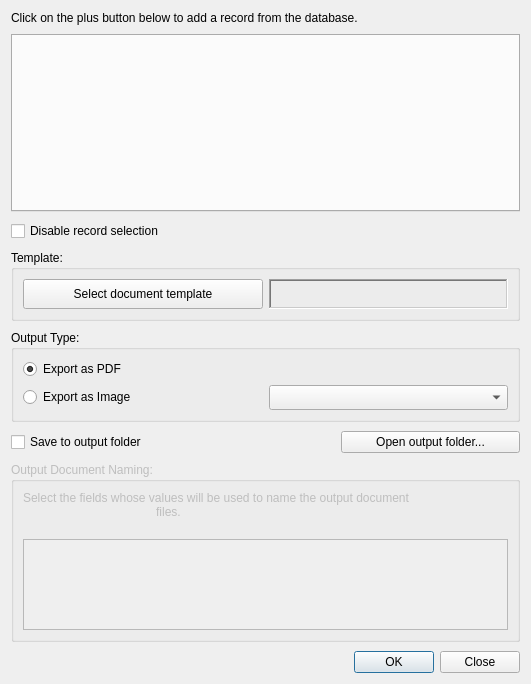
This is stdm/ui/ui_doc_generator.ui in gltn/stdm as Qt 5 draws it before an edit. The edited form follows.
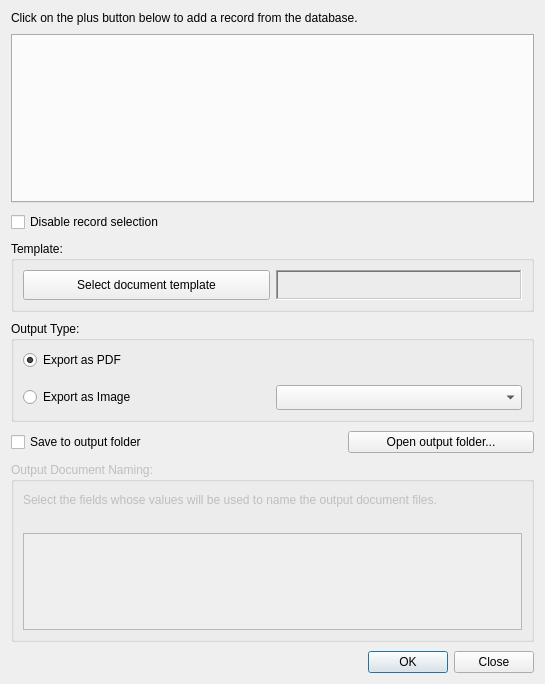
This is the edited form. Custom widgets are drawn as their Qt base class.

What changed in the file:
```diff
--- a/stdm/ui/ui_doc_generator.ui
+++ b/stdm/ui/ui_doc_generator.ui
@@ -6,7 +6,7 @@
             <rect>
                 <x>0</x>
                 <y>0</y>
-                <width>531</width>
+    <width>545</width>
                 <height>684</height>
             </rect>
         </property>
@@ -22,7 +22,7 @@
                     <property name="minimumSize">
                         <size>
                             <width>0</width>
-                            <height>80</height>
+       <height>100</height>
                         </size>
                     </property>
                     <property name="title">
@@ -31,6 +31,9 @@
                     <layout class="QHBoxLayout" name="horizontalLayout_2">
                         <item>
                             <layout class="QGridLayout" name="gridLayout_4">
+        <property name="verticalSpacing">
+         <number>15</number>
+        </property>
                                 <property name="bottomMargin">
                                     <number>0</number>
                                 </property>
@@ -83,23 +86,33 @@
                     <property name="title">
                         <string>Output Document Naming:</string>
                     </property>
-                    <layout class="QGridLayout" name="gridLayout_3">
-                        <item row="1" column="0">
+     <layout class="QVBoxLayout" name="verticalLayout" stretch="0,0">
+      <property name="spacing">
+       <number>0</number>
+      </property>
+      <property name="sizeConstraint">
+       <enum>QLayout::SetDefaultConstraint</enum>
+      </property>
+      <property name="topMargin">
+       <number>11</number>
+      </property>
+      <item>
+       <widget class="QLabel" name="label_2">
+        <property name="text">
+         <string>&lt;html&gt;&lt;head/&gt;&lt;body&gt;&lt;p&gt;Select the fields whose values will be used to name the output document files.                                       &lt;/p&gt;&lt;p/&gt;&lt;/body&gt;&lt;/html&gt;</string>
+        </property>
+        <property name="alignment">
+         <set>Qt::AlignLeading|Qt::AlignLeft|Qt::AlignVCenter</set>
+        </property>
+       </widget>
+      </item>
+      <item>
                             <widget class="ModelAtrributesView" name="lstDocNaming">
                                 <property name="editTriggers">
                                     <set>QAbstractItemView::NoEditTriggers</set>
                                 </property>
                             </widget>
                         </item>
-                        <item row="0" column="0">
-                            <widget class="QLabel" name="label_2">
-                                <property name="text">
-                                    <string>Select the fields whose values will be used to name the output document
-                                        files.
-                                    </string>
-                                </property>
-                            </widget>
-                        </item>
                     </layout>
                 </widget>
             </item>
```
Left out of the diff: 1 changed line with no effect on the pictures. Lines whose indentation alone changed are shown as unchanged.
